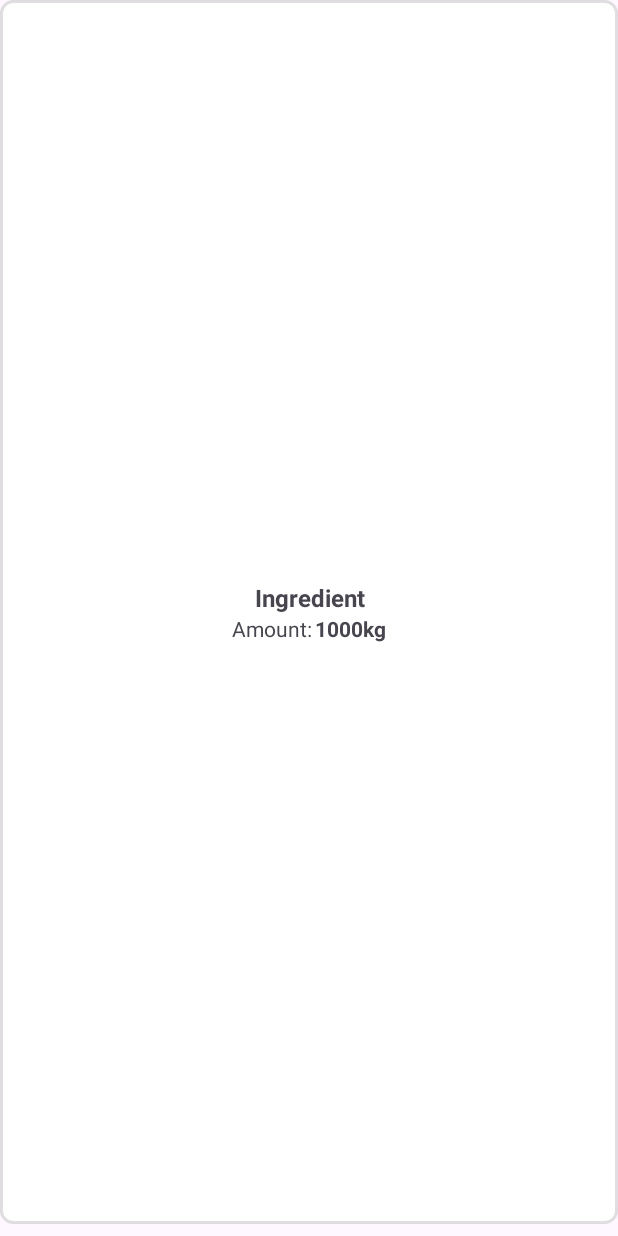
After one commit to Soulstriderx/recipe-savinig, an Android app: the layout layout_item_display_ingredient.xml on its own in the app's theme, with its tools: preview values and no code run, on a phone screen of 412 x 824 dp. The commit adds this screen. Run offline under Robolectric (Android 15) with nearby library versions, the phone set to English and light mode, and no system bars.

Commit message:
Renamed Ingredient and instruction adapters to have add in them. Added DisplayIngredientAdapter and display ingredient item layout

```diff
--- a/app/src/main/java/com/fwrdgrp/recipesaving/ui/adapters/IngredientAdapter.kt
+++ b/app/src/main/java/com/fwrdgrp/recipesaving/ui/adapters/AddIngredientAdapter.kt
@@ -7,9 +7,9 @@ import androidx.recyclerview.widget.RecyclerView
 import com.fwrdgrp.recipesaving.data.models.recipe.Ingredient
 import com.fwrdgrp.recipesaving.databinding.LayoutItemAddIngredientBinding
 
-class IngredientAdapter(
+class AddIngredientAdapter(
     var ingredients: MutableList<Pair<Ingredient, Pair<Double, String>>>
-) : RecyclerView.Adapter<IngredientAdapter.IngredientViewHolder>() {
+) : RecyclerView.Adapter<AddIngredientAdapter.IngredientViewHolder>() {
     override fun onCreateViewHolder(
         parent: ViewGroup,
         viewType: Int
--- a/app/src/main/java/com/fwrdgrp/recipesaving/ui/adapters/InstructionAdapter.kt
+++ b/app/src/main/java/com/fwrdgrp/recipesaving/ui/adapters/AddInstructionAdapter.kt
@@ -8,9 +8,9 @@ import com.fwrdgrp.recipesaving.data.models.recipe.Instruction
 import com.fwrdgrp.recipesaving.databinding.LayoutItemAddInstructionBinding
 import kotlin.toString
 
-class InstructionAdapter(
+class AddInstructionAdapter(
     var instructions: MutableList<Instruction>
-): RecyclerView.Adapter<InstructionAdapter.InstructionViewHolder>() {
+): RecyclerView.Adapter<AddInstructionAdapter.InstructionViewHolder>() {
     override fun onCreateViewHolder(
         parent: ViewGroup,
         viewType: Int
--- /dev/null
+++ b/app/src/main/res/layout/layout_item_display_ingredient.xml
@@ -0,0 +1,51 @@
+<?xml version="1.0" encoding="utf-8"?>
+<LinearLayout xmlns:android="http://schemas.android.com/apk/res/android"
+    android:layout_width="match_parent"
+    android:layout_height="match_parent"
+    android:orientation="vertical"
+    android:background="@drawable/box_bg"
+    android:padding="@dimen/space_l"
+    android:gravity="center"
+    android:layout_marginBottom="@dimen/space_xs" >
+
+    <TextView
+        android:id="@+id/tvIngredient"
+        android:layout_width="match_parent"
+        android:layout_height="wrap_content"
+        android:text="Ingredient"
+        android:textStyle="bold"
+        android:gravity="center"
+        android:textSize="@dimen/text_l" />
+
+    <LinearLayout
+        android:layout_width="match_parent"
+        android:layout_height="wrap_content"
+        android:gravity="center"
+        android:orientation="horizontal" >
+
+        <TextView
+            android:layout_width="wrap_content"
+            android:layout_height="wrap_content"
+            android:text="@string/amount_colon"
+            android:textSize="@dimen/text_m"
+            android:layout_marginEnd="@dimen/space_xxxxs"/>
+
+        <TextView
+            android:id="@+id/tvAmount"
+            android:layout_width="wrap_content"
+            android:layout_height="wrap_content"
+            android:text="1000"
+            android:textStyle="bold"
+            android:textSize="@dimen/text_m" />
+
+        <TextView
+            android:id="@+id/tvUnit"
+            android:layout_width="wrap_content"
+            android:layout_height="wrap_content"
+            android:text="kg"
+            android:textStyle="bold"
+            android:textSize="@dimen/text_m" />
+
+    </LinearLayout>
+
+</LinearLayout>
--- a/app/src/main/res/values/strings.xml
+++ b/app/src/main/res/values/strings.xml
@@ -18,4 +18,6 @@
     <string name="instructions">Instructions</string>
     <string name="categories">Categories:</string>
     <string name="ingredients">Ingredients:</string>
+    <string name="amount_colon">Amount:</string>
+    <string name="serving_colon">Servings:</string>
 </resources>
```
Also changed, not shown: app/src/main/java/com/fwrdgrp/recipesaving/ui/adapters/DisplayIngredientAdapter.kt (added, +50 -0 lines).
